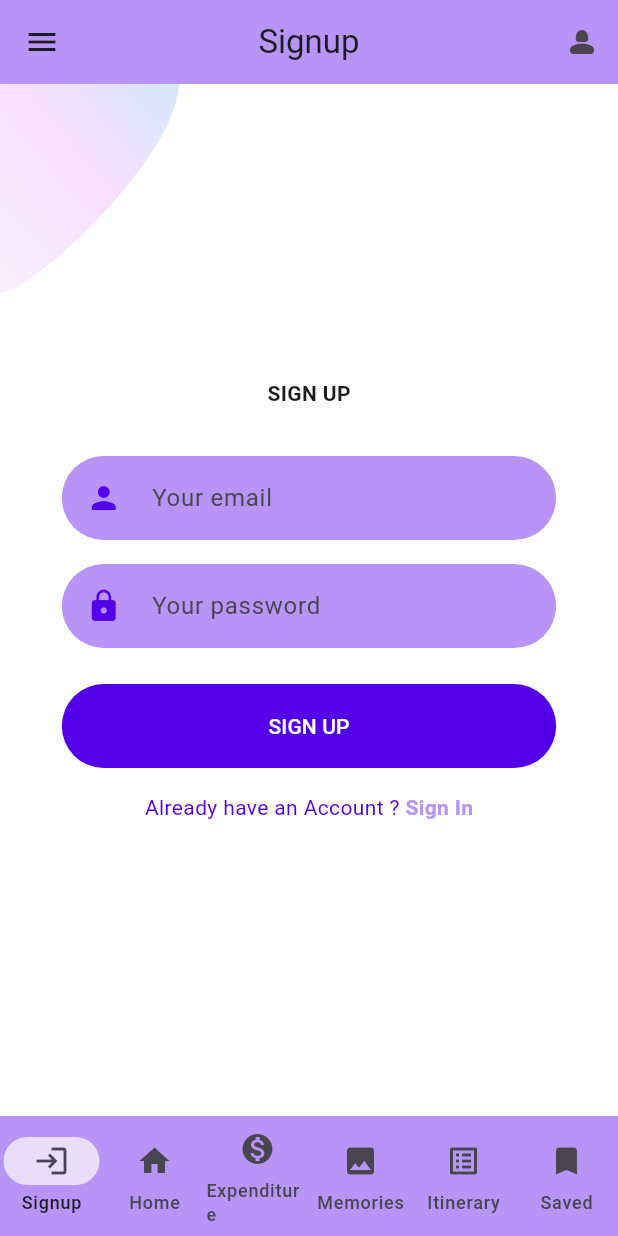
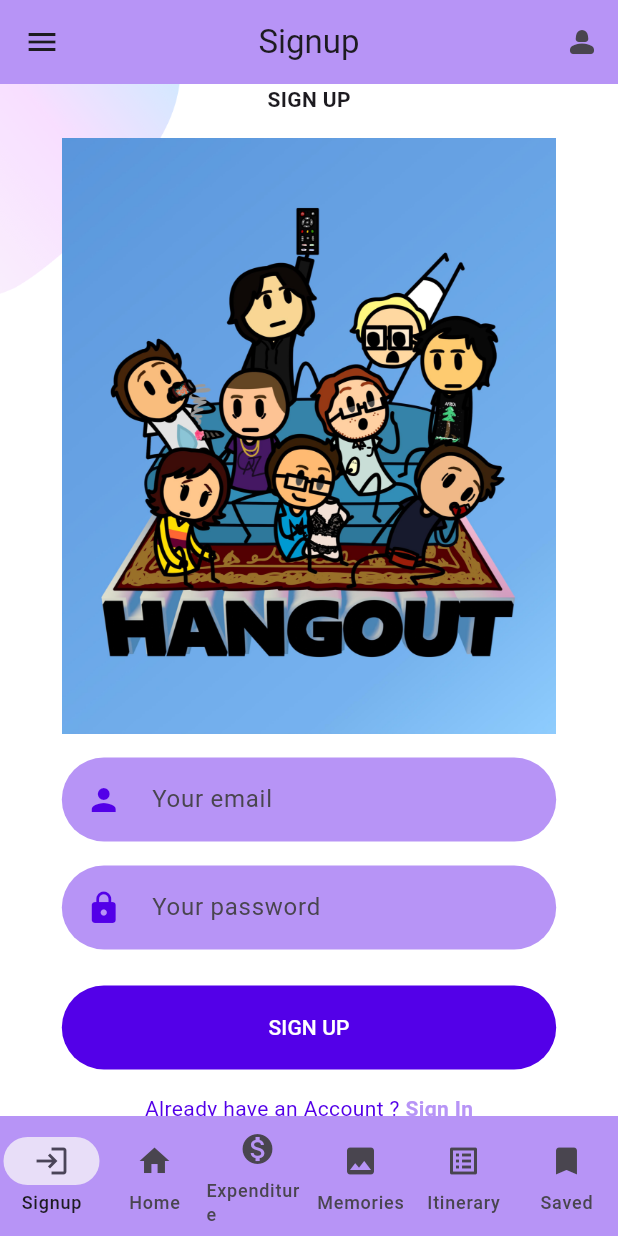
Before and after one commit to ID2216-Group2/mobile_app, a Flutter app: the screen it shows after launch, after a tap on "SIGN UP NOW!", on a phone screen of 412 x 824 dp. Run offline on Flutter 3.47's test engine with Material 3 defaults, Android fonts, the phone set to English and light mode, and no system bars; our stand-ins replace multi_dropdown; project files that could hold a hidden picture were left out.

Commit message:
correct the sinup page image

```diff
--- a/lib/screens/Signup/components/sign_up_top_image.dart
+++ b/lib/screens/Signup/components/sign_up_top_image.dart
@@ -20,7 +20,7 @@ class SignUpScreenTopImage extends StatelessWidget {
             const Spacer(),
             Expanded(
               flex: 8,
-              child: Image.asset("assets/icons/signup.svg"),
+              child: Image.asset("assets/images/theme.png"),
             ),
             const Spacer(),
           ],
```
